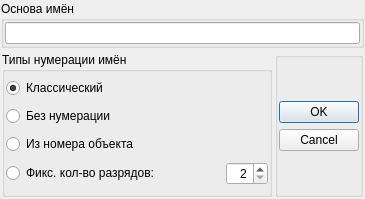
Old version of the form Dialogs/batch_rename_dialog.ui in the repository Intueor/Z-Editor.
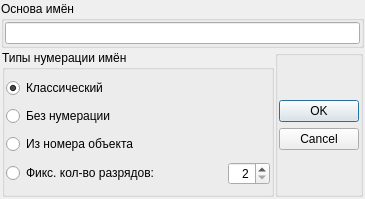
New version of the form. Icons and pictures are not drawn.

```diff
--- a/Dialogs/batch_rename_dialog.ui
+++ b/Dialogs/batch_rename_dialog.ui
@@ -10,6 +10,18 @@
     <height>199</height>
    </rect>
   </property>
+  <property name="minimumSize">
+   <size>
+    <width>365</width>
+    <height>199</height>
+   </size>
+  </property>
+  <property name="maximumSize">
+   <size>
+    <width>365</width>
+    <height>199</height>
+   </size>
+  </property>
   <property name="windowTitle">
    <string>Пакетное переименование</string>
   </property>
@@ -19,7 +31,7 @@
   </property>
   <layout class="QVBoxLayout" name="verticalLayout">
    <property name="spacing">
-    <number>3</number>
+    <number>1</number>
    </property>
    <property name="leftMargin">
     <number>1</number>
@@ -40,7 +52,7 @@
      </property>
      <layout class="QVBoxLayout" name="verticalLayout_3">
       <property name="spacing">
-       <number>3</number>
+       <number>1</number>
       </property>
       <property name="leftMargin">
        <number>1</number>
@@ -63,7 +75,7 @@
    <item>
     <layout class="QHBoxLayout" name="horizontalLayout">
      <property name="spacing">
-      <number>3</number>
+      <number>1</number>
      </property>
      <property name="leftMargin">
       <number>1</number>
@@ -96,7 +108,7 @@
          <number>1</number>
         </property>
         <property name="spacing">
-         <number>3</number>
+         <number>1</number>
         </property>
         <item row="1" column="0">
          <widget class="QRadioButton" name="Empty_radioButton">
@@ -182,7 +194,7 @@
          <number>1</number>
         </property>
         <property name="spacing">
-         <number>3</number>
+         <number>1</number>
         </property>
         <item row="0" column="0">
          <widget class="QDialogButtonBox" name="buttonBox">
```
